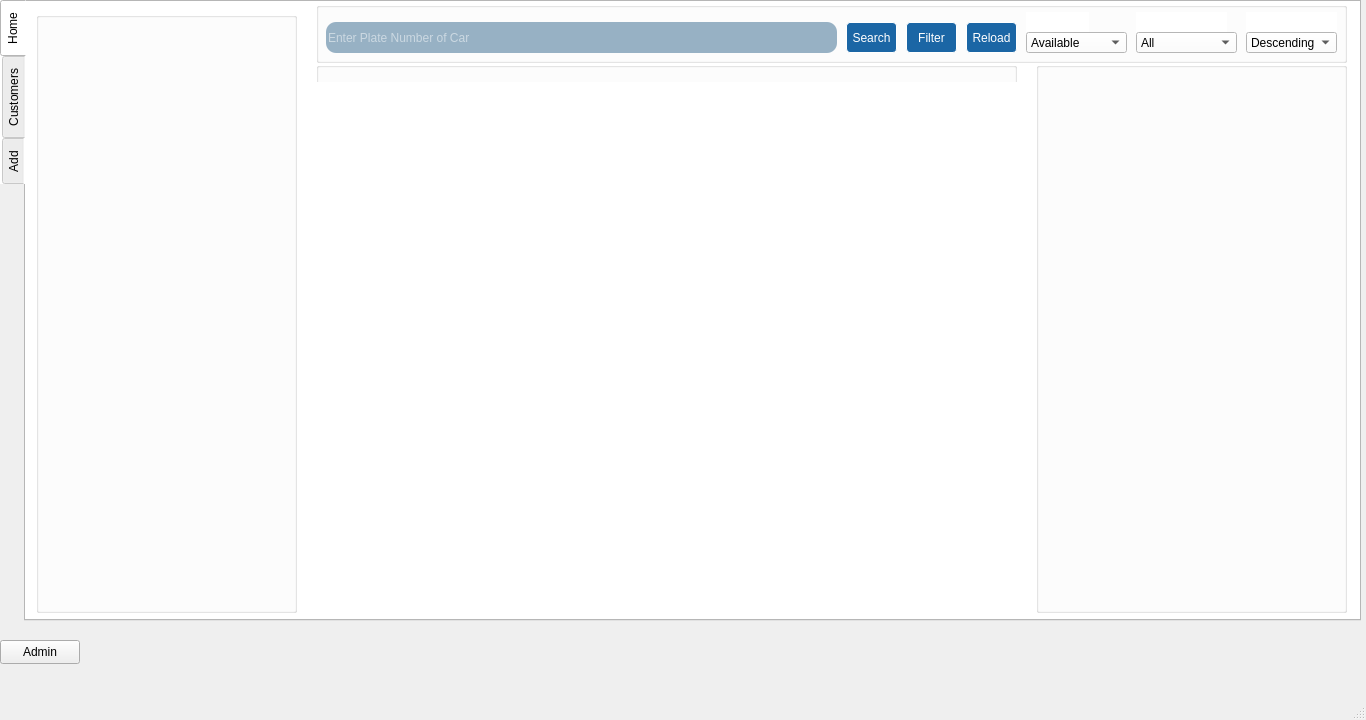
This is CarRent/mainscreen.ui in Mani-SSH/Car_Rental as Qt 5 draws it before an edit. The edited form follows.
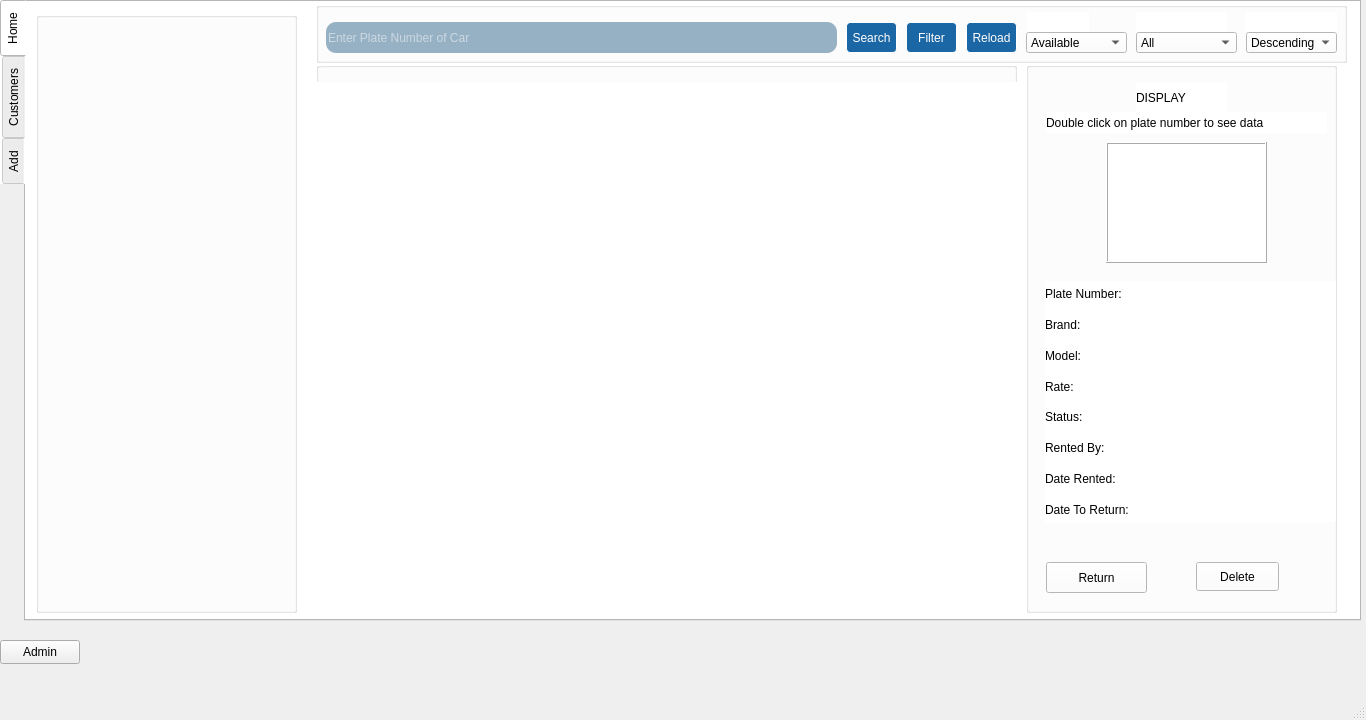
This is the edited form. The open tabs and pages were chosen to show the change.

Commit message: made display for car

What changed in the file:
```diff
--- a/CarRent/mainscreen.ui
+++ b/CarRent/mainscreen.ui
@@ -137,7 +137,7 @@
      <widget class="QGroupBox" name="groupBox_4">
       <property name="geometry">
        <rect>
-        <x>1010</x>
+        <x>1000</x>
         <y>60</y>
         <width>311</width>
         <height>551</height>
@@ -153,6 +153,201 @@
       <property name="title">
        <string/>
       </property>
+      <widget class="QLabel" name="label_10">
+       <property name="geometry">
+        <rect>
+         <x>110</x>
+         <y>20</y>
+         <width>91</width>
+         <height>31</height>
+        </rect>
+       </property>
+       <property name="text">
+        <string>DISPLAY</string>
+       </property>
+      </widget>
+      <widget class="QLabel" name="label_carPhoto">
+       <property name="geometry">
+        <rect>
+         <x>80</x>
+         <y>80</y>
+         <width>161</width>
+         <height>121</height>
+        </rect>
+       </property>
+       <property name="frameShape">
+        <enum>QFrame::Box</enum>
+       </property>
+       <property name="frameShadow">
+        <enum>QFrame::Raised</enum>
+       </property>
+       <property name="text">
+        <string/>
+       </property>
+      </widget>
+      <widget class="QWidget" name="gridLayoutWidget_4">
+       <property name="geometry">
+        <rect>
+         <x>19</x>
+         <y>219</y>
+         <width>291</width>
+         <height>241</height>
+        </rect>
+       </property>
+       <layout class="QGridLayout" name="gridLayout_4">
+        <item row="4" column="0">
+         <widget class="QLabel" name="label_15">
+          <property name="text">
+           <string>Status:</string>
+          </property>
+         </widget>
+        </item>
+        <item row="0" column="1">
+         <widget class="QLabel" name="label_showPlateNum">
+          <property name="text">
+           <string/>
+          </property>
+         </widget>
+        </item>
+        <item row="1" column="0">
+         <widget class="QLabel" name="label_12">
+          <property name="text">
+           <string>Brand:</string>
+          </property>
+         </widget>
+        </item>
+        <item row="6" column="1">
+         <widget class="QLabel" name="label_showDateRented">
+          <property name="text">
+           <string/>
+          </property>
+         </widget>
+        </item>
+        <item row="3" column="0">
+         <widget class="QLabel" name="label_14">
+          <property name="text">
+           <string>Rate:</string>
+          </property>
+         </widget>
+        </item>
+        <item row="1" column="1">
+         <widget class="QLabel" name="label_showBrand">
+          <property name="text">
+           <string/>
+          </property>
+         </widget>
+        </item>
+        <item row="3" column="1">
+         <widget class="QLabel" name="label_showRate">
+          <property name="text">
+           <string/>
+          </property>
+         </widget>
+        </item>
+        <item row="5" column="1">
+         <widget class="QLabel" name="label_showCustomer">
+          <property name="text">
+           <string/>
+          </property>
+         </widget>
+        </item>
+        <item row="5" column="0">
+         <widget class="QLabel" name="label_16">
+          <property name="text">
+           <string>Rented By:</string>
+          </property>
+         </widget>
+        </item>
+        <item row="0" column="0">
+         <widget class="QLabel" name="label_11">
+          <property name="text">
+           <string>Plate Number:</string>
+          </property>
+         </widget>
+        </item>
+        <item row="6" column="0">
+         <widget class="QLabel" name="label_17">
+          <property name="text">
+           <string>Date Rented:</string>
+          </property>
+         </widget>
+        </item>
+        <item row="2" column="0">
+         <widget class="QLabel" name="label_13">
+          <property name="text">
+           <string>Model:</string>
+          </property>
+         </widget>
+        </item>
+        <item row="4" column="1">
+         <widget class="QLabel" name="label_showStatus">
+          <property name="text">
+           <string/>
+          </property>
+         </widget>
+        </item>
+        <item row="2" column="1">
+         <widget class="QLabel" name="label_showModel">
+          <property name="text">
+           <string/>
+          </property>
+         </widget>
+        </item>
+        <item row="7" column="0">
+         <widget class="QLabel" name="label_18">
+          <property name="text">
+           <string>Date To Return:</string>
+          </property>
+         </widget>
+        </item>
+        <item row="7" column="1">
+         <widget class="QLabel" name="label_showDateToReturn">
+          <property name="text">
+           <string/>
+          </property>
+         </widget>
+        </item>
+       </layout>
+      </widget>
+      <widget class="QPushButton" name="pushButton_carReturn">
+       <property name="geometry">
+        <rect>
+         <x>20</x>
+         <y>500</y>
+         <width>101</width>
+         <height>31</height>
+        </rect>
+       </property>
+       <property name="text">
+        <string>Return</string>
+       </property>
+      </widget>
+      <widget class="QPushButton" name="pushButton_carDelete">
+       <property name="geometry">
+        <rect>
+         <x>170</x>
+         <y>500</y>
+         <width>83</width>
+         <height>29</height>
+        </rect>
+       </property>
+       <property name="text">
+        <string>Delete</string>
+       </property>
+      </widget>
+      <widget class="QLabel" name="label_19">
+       <property name="geometry">
+        <rect>
+         <x>20</x>
+         <y>50</y>
+         <width>281</width>
+         <height>21</height>
+        </rect>
+       </property>
+       <property name="text">
+        <string>Double click on plate number to see data</string>
+       </property>
+      </widget>
      </widget>
      <widget class="QGroupBox" name="groupBox_3">
       <property name="geometry">
```
Left out of the diff: 7 changed lines with no effect on the pictures. The commit also changes 6 other files.
